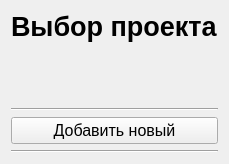
Qt form expertreviewlib/projectchooser.ui (AndreyMlashkin/ExpertReview) before a commit.
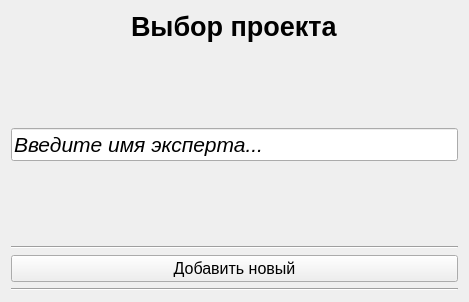
The same form after that commit.

Commit message: first steps to apply expert's ui

```diff
--- a/expertreviewlib/projectchooser.ui
+++ b/expertreviewlib/projectchooser.ui
@@ -6,8 +6,8 @@
    <rect>
     <x>0</x>
     <y>0</y>
-    <width>214</width>
-    <height>164</height>
+    <width>469</width>
+    <height>302</height>
    </rect>
   </property>
   <property name="windowTitle">
@@ -28,6 +28,36 @@
      </property>
     </widget>
    </item>
+   <item>
+    <spacer name="verticalSpacer_2">
+     <property name="orientation">
+      <enum>Qt::Vertical</enum>
+     </property>
+     <property name="sizeHint" stdset="0">
+      <size>
+       <width>20</width>
+       <height>40</height>
+      </size>
+     </property>
+    </spacer>
+   </item>
+   <item>
+    <layout class="QHBoxLayout" name="additionalButtons">
+     <item>
+      <widget class="QLineEdit" name="expertNameInput">
+       <property name="font">
+        <font>
+         <pointsize>16</pointsize>
+         <italic>true</italic>
+        </font>
+       </property>
+       <property name="text">
+        <string>Введите имя эксперта...</string>
+       </property>
+      </widget>
+     </item>
+    </layout>
+   </item>
    <item>
     <spacer name="verticalSpacer">
      <property name="orientation">
```
Left out of the diff: 2 changed lines with no effect on the pictures. The commit also changes 4 other files.
